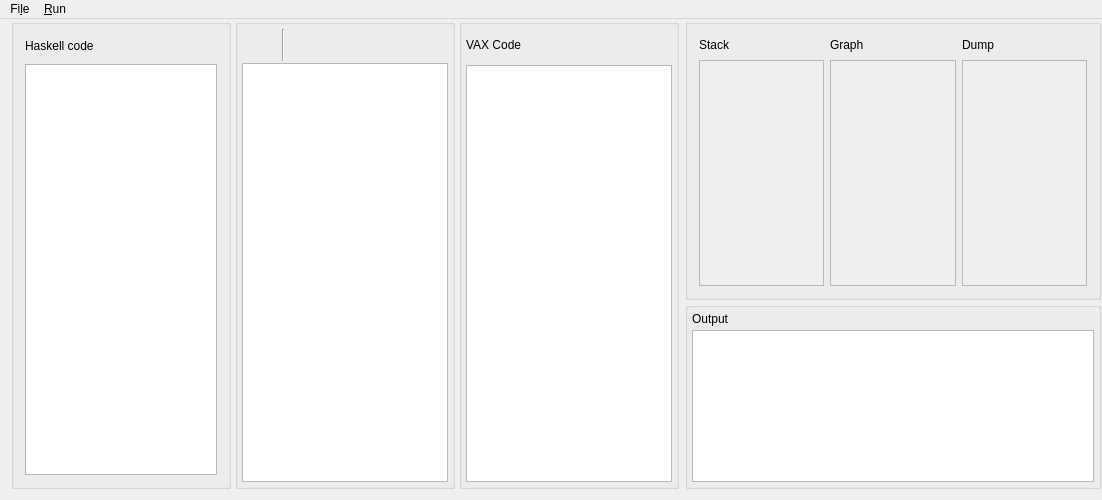
The window that src/Salira/mainwindow.ui (StefanIsidorovic/salira) describes before a commit, drawn with Qt 5.
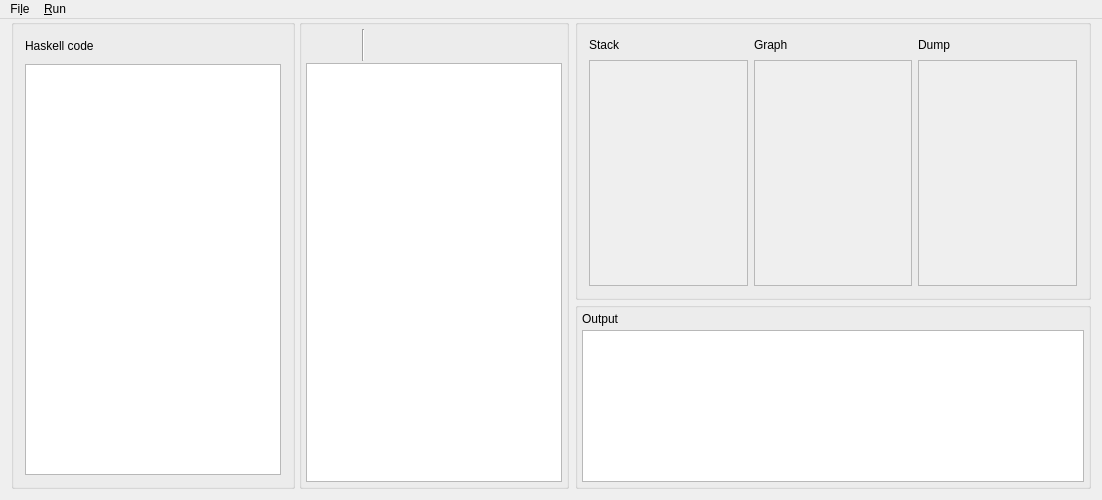
The same window after the commit. Icons and pictures are not drawn.

Diff of the .ui file:
```diff
--- a/src/Salira/mainwindow.ui
+++ b/src/Salira/mainwindow.ui
@@ -25,7 +25,7 @@
      <number>0</number>
     </property>
     <item row="0" column="0" rowspan="4" colspan="7">
-     <layout class="QHBoxLayout" name="horizontalLayout_2" stretch="0,10,10">
+     <layout class="QHBoxLayout" name="horizontalLayout_2" stretch="0,10">
       <property name="spacing">
        <number>4</number>
       </property>
@@ -449,7 +449,7 @@
               <enum>QAbstractScrollArea::AdjustIgnored</enum>
              </property>
              <property name="readOnly">
-              <bool>true</bool>
+              <bool>false</bool>
              </property>
             </widget>
            </item>
@@ -458,71 +458,6 @@
         </layout>
        </widget>
       </item>
-      <item>
-       <widget class="QGroupBox" name="groupBox_2">
-        <property name="minimumSize">
-         <size>
-          <width>220</width>
-          <height>456</height>
-         </size>
-        </property>
-        <property name="alignment">
-         <set>Qt::AlignLeading|Qt::AlignLeft|Qt::AlignTop</set>
-        </property>
-        <property name="flat">
-         <bool>false</bool>
-        </property>
-        <property name="checkable">
-         <bool>false</bool>
-        </property>
-        <layout class="QGridLayout" name="gridLayout_3">
-         <property name="leftMargin">
-          <number>4</number>
-         </property>
-         <property name="topMargin">
-          <number>4</number>
-         </property>
-         <property name="rightMargin">
-          <number>4</number>
-         </property>
-         <property name="bottomMargin">
-          <number>4</number>
-         </property>
-         <property name="spacing">
-          <number>4</number>
-         </property>
-         <item row="1" column="0">
-          <widget class="QTextEdit" name="txtEditorVAXCode">
-           <property name="enabled">
-            <bool>true</bool>
-           </property>
-           <property name="readOnly">
-            <bool>true</bool>
-           </property>
-          </widget>
-         </item>
-         <item row="0" column="0">
-          <widget class="QLabel" name="label">
-           <property name="minimumSize">
-            <size>
-             <width>0</width>
-             <height>32</height>
-            </size>
-           </property>
-           <property name="maximumSize">
-            <size>
-             <width>16777215</width>
-             <height>32</height>
-            </size>
-           </property>
-           <property name="text">
-            <string>VAX Code</string>
-           </property>
-          </widget>
-         </item>
-        </layout>
-       </widget>
-      </item>
      </layout>
     </item>
     <item row="0" column="7" rowspan="4">
@@ -595,8 +530,8 @@
              <rect>
               <x>0</x>
               <y>0</y>
-              <width>125</width>
-              <height>232</height>
+              <width>156</width>
+              <height>214</height>
              </rect>
             </property>
             <layout class="QVBoxLayout" name="verticalLayout_3">
@@ -660,8 +595,8 @@
              <rect>
               <x>0</x>
               <y>0</y>
-              <width>126</width>
-              <height>232</height>
+              <width>156</width>
+              <height>214</height>
              </rect>
             </property>
             <layout class="QVBoxLayout" name="verticalLayout_4">
@@ -725,8 +660,8 @@
              <rect>
               <x>0</x>
               <y>0</y>
-              <width>125</width>
-              <height>232</height>
+              <width>156</width>
+              <height>214</height>
              </rect>
             </property>
             <layout class="QVBoxLayout" name="verticalLayout_5">
```
Left out of the diff: 12 changed lines with no effect on the pictures.
